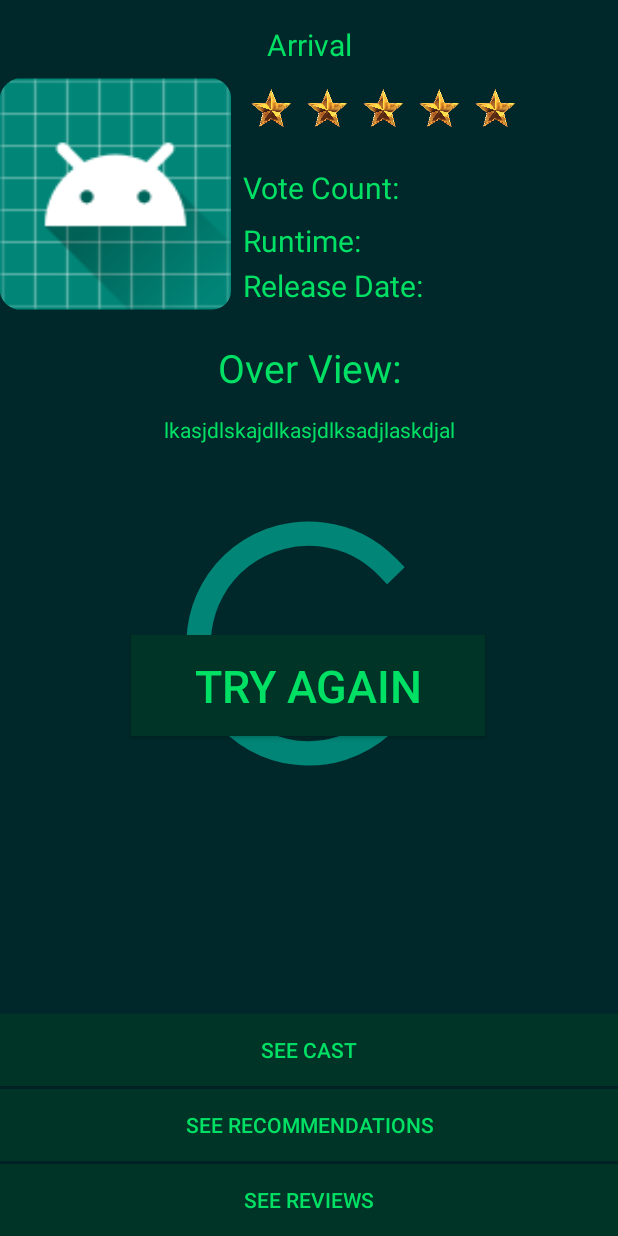
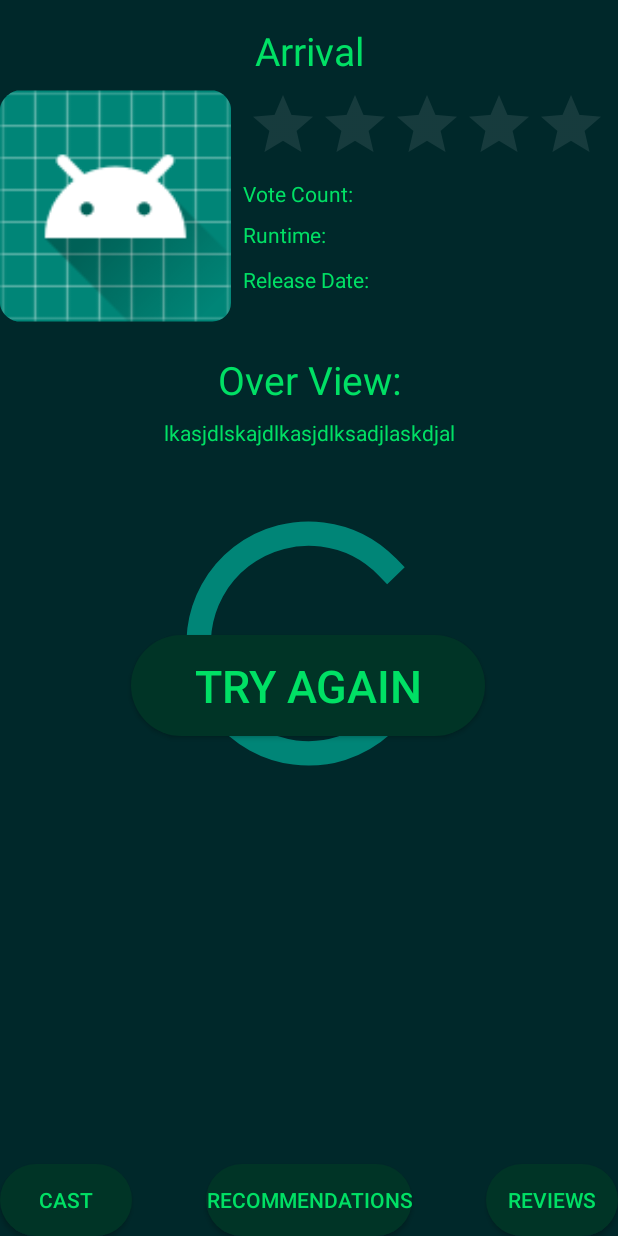
Before and after one commit to KhomDrake/IMDB-Android, an Android app: the layout activity_movie_detail.xml on its own in the app's theme, with its tools: preview values and no code run, on a phone screen of 412 x 824 dp. Run offline under Robolectric (Android 15) with nearby library versions, the phone set to English and light mode, and no system bars.

Commit message:
alterando design botões

```diff
--- a/app/src/main/java/com/example/imdb/network/themoviedb/ITheMovieDBAPI.kt
+++ b/app/src/main/java/com/example/imdb/network/themoviedb/ITheMovieDBAPI.kt
@@ -11,7 +11,7 @@ interface ITheMovieDBAPI {
 
 
     @GET("movie/now_playing")
-    fun getNowPlayingMovie(
+     fun getNowPlayingMovie(
         @Query("api_key") key: String,
         @Query("language") language: String,
         @Query("page") p: Int = 1
--- a/app/src/main/java/com/example/imdb/ui/movies/moviedetail/MovieDetailActivity.kt
+++ b/app/src/main/java/com/example/imdb/ui/movies/moviedetail/MovieDetailActivity.kt
@@ -5,10 +5,7 @@ import android.content.Context
 import android.content.Intent
 import android.os.Bundle
 import android.view.View
-import android.widget.Button
-import android.widget.ImageView
-import android.widget.ProgressBar
-import android.widget.TextView
+import android.widget.*
 import androidx.appcompat.app.AppCompatActivity;
 import androidx.core.content.ContextCompat
 import com.bumptech.glide.Glide
@@ -36,12 +33,11 @@ class MovieDetailActivity : AppCompatActivity() {
     private lateinit var tryAgain: Button
     private lateinit var overViewText: TextView
     private lateinit var titleText: String
+    private lateinit var ratingStars: RatingBar
     private var movieID: Int = -3000
 
     private val viewsDetailMovie: List<View>
-        get() = listOf(title, runtime, releaseDate, voteCount, overView, overViewText, recommendation, review, cast)
-
-    private lateinit var listOfStars: List<ImageView>
+        get() = listOf(title, runtime, releaseDate, voteCount, overView, overViewText, recommendation, review, cast, ratingStars)
 
     @SuppressLint("SetTextI18n")
     override fun onCreate(savedInstanceState: Bundle?) {
@@ -50,23 +46,22 @@ class MovieDetailActivity : AppCompatActivity() {
 
         progressBar = findViewById(R.id.loading)
         tryAgain = findViewById(R.id.again)
-        img = findViewById(R.id.postImg)
+        img = findViewById(R.id.posterImage)
         title = findViewById(R.id.movie_title)
         runtime = findViewById(R.id.runtime)
         releaseDate = findViewById(R.id.releasedate)
         overView = findViewById(R.id.overview)
-        voteCount = findViewById(R.id.votecount)
+        voteCount = findViewById(R.id.vote_count)
         recommendation = findViewById(R.id.recommendations)
+        ratingStars = findViewById(R.id.rateStars)
         review = findViewById(R.id.reviews)
         overViewText = findViewById(R.id.overview_text)
         cast = findViewById(R.id.cast)
 
-        listOfStars = listOf(findViewById(R.id.first_star), findViewById(R.id.second_star), findViewById(R.id.third_star),
-        findViewById(R.id.fourth_star), findViewById(R.id.fifth_star))
+        ratingStars.isEnabled = false
 
         tryAgain.becomeInvisible()
         viewsDetailMovie.forEach { it.becomeInvisible() }
-        listOfStars.forEach { it.becomeInvisible() }
 
         img.becomeVisible()
         progressBar.becomeVisible()
@@ -118,7 +113,7 @@ class MovieDetailActivity : AppCompatActivity() {
                     viewsDetailMovie.forEach { it.becomeVisible() }
 
                     val quantStars: Int = movieDetailViewController.getQuantityStars(it.voteAverage)
-                    for (i in 0 until quantStars) { listOfStars[i].becomeVisible() }
+                    ratingStars.rating = quantStars.toFloat()
 
                     titleText = it.title
 
--- /dev/null
+++ b/app/src/main/res/drawable/button2_movie_db.xml
@@ -0,0 +1,5 @@
+<?xml version="1.0" encoding="utf-8"?>
+<shape xmlns:android="http://schemas.android.com/apk/res/android">
+    <solid android:color="@color/imdb_background_text3" />
+    <corners android:radius="200dp" />
+</shape>
--- /dev/null
+++ b/app/src/main/res/drawable/button_movie_db.xml
@@ -0,0 +1,5 @@
+<?xml version="1.0" encoding="utf-8"?>
+<shape xmlns:android="http://schemas.android.com/apk/res/android">
+    <solid android:color="@color/imdb_background_text2" />
+    <corners android:radius="200dp" />
+</shape>
--- a/app/src/main/res/layout/activity_home_themoviedb.xml
+++ b/app/src/main/res/layout/activity_home_themoviedb.xml
@@ -36,7 +36,7 @@
     <Button
             android:text="@string/go_to_movie_button"
             android:textSize="16sp"
-            android:background="@color/imdb_background_text3"
+            android:background="@drawable/button2_movie_db"
             android:textColor="@color/imdb_text"
             android:layout_width="110dp"
             android:layout_height="wrap_content"
@@ -48,7 +48,7 @@
     <Button
             android:text="@string/go_to_tv_button"
             android:textSize="16sp"
-            android:background="@color/imdb_background_text3"
+            android:background="@drawable/button2_movie_db"
             android:textColor="@color/imdb_text"
             android:layout_width="110dp"
             android:layout_height="wrap_content"
--- a/app/src/main/res/layout/activity_main.xml
+++ b/app/src/main/res/layout/activity_main.xml
@@ -1,9 +1,11 @@
 <?xml version="1.0" encoding="utf-8"?>
-<androidx.constraintlayout.widget.ConstraintLayout xmlns:android="http://schemas.android.com/apk/res/android"
-              xmlns:app="http://schemas.android.com/apk/res-auto"
-                                                   xmlns:tools="http://schemas.android.com/tools" android:orientation="vertical" android:layout_height="match_parent"
-              android:layout_width="match_parent"
-              android:background="@drawable/background_screens">
+<androidx.constraintlayout.widget.ConstraintLayout
+        xmlns:android="http://schemas.android.com/apk/res/android"
+        xmlns:app="http://schemas.android.com/apk/res-auto"
+        android:orientation="vertical"
+        android:layout_height="match_parent"
+        android:layout_width="match_parent"
+        android:background="@drawable/background_screens">
     <ImageView
             android:layout_width="224dp"
             android:layout_height="153dp"
@@ -23,7 +25,7 @@
             android:layout_width="353dp"
             android:layout_height="61dp"
             android:textSize="32sp"
-            android:background="@color/imdb_background_text2"
+            android:background="@drawable/button_movie_db"
             android:textColor="@color/imdb_text"
             android:id="@+id/login"
             app:layout_constraintEnd_toEndOf="parent"
@@ -38,7 +40,7 @@
             android:layout_width="353dp"
             android:layout_height="64dp"
             android:textSize="32sp"
-            android:background="@color/imdb_background_text2"
+            android:background="@drawable/button_movie_db"
             android:textColor="@color/imdb_text"
             android:id="@+id/guest"
             app:layout_constraintEnd_toEndOf="parent"
--- a/app/src/main/res/layout/activity_movie_detail.xml
+++ b/app/src/main/res/layout/activity_movie_detail.xml
@@ -12,7 +12,7 @@
             android:layout_width="match_parent"
             android:textColor="@color/imdb_text"
             android:textAlignment="center"
-            android:textSize="20sp"
+            android:textSize="@dimen/size_title_home_movies"
             android:layout_height="wrap_content"
             android:id="@+id/movie_title"
             app:layout_constraintTop_toTopOf="parent"
@@ -39,9 +39,25 @@
                  app:layout_constraintVertical_bias="0.18"
                  app:layout_constraintHorizontal_bias="0.495"/>
 
+    <RatingBar
+            android:id="@+id/rateStars"
+            android:layout_width="239dp"
+            android:layout_height="48dp"
+            android:rating="0"
+            android:numStars="5"
+            android:stepSize="1"
+             android:layout_marginEnd="24dp"
+            app:layout_constraintEnd_toEndOf="parent"
+            app:layout_constraintStart_toEndOf="@+id/posterImage"
+            android:layout_marginStart="24dp"
+            app:layout_constraintHorizontal_bias="0.466"
+            android:theme="@style/RatingBarMovie"
+            app:layout_constraintTop_toBottomOf="@+id/movie_title"
+            android:layout_marginTop="8dp"/>
+
     <ImageView android:layout_width="154dp"
                android:layout_height="156dp"
-               android:id="@+id/postImg"
+               android:id="@+id/posterImage"
                app:srcCompat="@mipmap/ic_launcher"
                android:transitionName="@string/image_movie"
                android:layout_marginTop="8dp"
@@ -52,45 +68,45 @@
                app:layout_constraintHorizontal_bias="0.0"
                android:contentDescription="@string/image_movie"/>
 
+    <TextView
+            android:layout_width="wrap_content"
+            android:layout_height="wrap_content"
+            android:text="@string/vote_count"
+            android:id="@+id/vote_count"
+            android:textSize="@dimen/the_movie_db_text_small"
+            android:textColor="@color/imdb_text"
+            app:layout_constraintStart_toEndOf="@+id/posterImage"
+            android:layout_marginStart="8dp"
+            android:layout_marginTop="68dp"
+            app:layout_constraintTop_toBottomOf="@+id/movie_title"/>
+
     <TextView android:layout_width="wrap_content"
               android:layout_height="22dp"
               android:text="@string/runtime"
               android:textColor="@color/imdb_text"
-              android:textSize="20sp"
+              android:textSize="@dimen/the_movie_db_text_small"
               android:id="@+id/runtime"
               android:layout_marginTop="8dp"
-              app:layout_constraintTop_toBottomOf="@+id/votecount"
-              app:layout_constraintStart_toEndOf="@+id/postImg"
+              app:layout_constraintTop_toBottomOf="@+id/vote_count"
+              app:layout_constraintStart_toEndOf="@+id/posterImage"
               android:layout_marginStart="8dp"/>
 
     <TextView android:layout_width="wrap_content"
               android:layout_height="wrap_content"
-              android:textSize="20sp"
+              android:textSize="@dimen/the_movie_db_text_small"
               android:textColor="@color/imdb_text"
               android:text="@string/release_date"
               android:id="@+id/releasedate"
               android:layout_marginTop="8dp"
               app:layout_constraintTop_toBottomOf="@+id/runtime"
-              app:layout_constraintStart_toEndOf="@+id/postImg"
+              app:layout_constraintStart_toEndOf="@+id/posterImage"
               android:layout_marginStart="8dp"/>
-
-    <TextView
-            android:layout_width="wrap_content"
-            android:layout_height="wrap_content"
-            android:text="@string/vote_count"
-            android:id="@+id/votecount"
-            android:textSize="20sp"
-            android:textColor="@color/imdb_text"
-            app:layout_constraintStart_toEndOf="@+id/postImg"
-            android:layout_marginStart="8dp"
-            android:layout_marginTop="68dp"
-            app:layout_constraintTop_toBottomOf="@+id/movie_title"/>
 
     <Button android:layout_width="236dp"
             android:layout_height="67dp"
             android:text="@string/try_again"
             android:id="@+id/again"
-            android:background="@color/imdb_background_text3"
+            android:background="@drawable/button2_movie_db"
             android:textColor="@color/imdb_text"
             android:textSize="30sp"
             app:layout_constraintEnd_toEndOf="parent"
@@ -104,67 +120,16 @@
             app:layout_constraintHorizontal_bias="0.496"
             app:layout_constraintVertical_bias="0.561"/>
 
-    <ImageView
-            android:layout_width="37dp"
-            android:layout_height="42dp"
-            app:srcCompat="@drawable/movie_score"
-            android:id="@+id/first_star"
-            android:contentDescription="@string/starscore"
-            app:layout_constraintStart_toEndOf="@+id/postImg"
-            android:layout_marginTop="8dp"
-            app:layout_constraintTop_toBottomOf="@+id/movie_title"
-            android:layout_marginStart="8dp"/>
-
-    <ImageView
-            android:layout_width="37dp"
-            android:layout_height="42dp"
-            app:srcCompat="@drawable/movie_score"
-            android:id="@+id/second_star"
-            android:contentDescription="@string/starscore"
-            app:layout_constraintStart_toEndOf="@+id/first_star"
-            android:layout_marginTop="8dp"
-            app:layout_constraintTop_toBottomOf="@+id/movie_title"/>
-
-    <ImageView
-            android:layout_width="37dp"
-            android:layout_height="42dp"
-            app:srcCompat="@drawable/movie_score"
-            android:id="@+id/third_star"
-            android:contentDescription="@string/starscore"
-            app:layout_constraintStart_toEndOf="@+id/second_star"
-            android:layout_marginTop="8dp"
-            app:layout_constraintTop_toBottomOf="@+id/movie_title"/>
-
-    <ImageView
-            android:layout_width="37dp"
-            android:layout_height="42dp"
-            android:contentDescription="@string/starscore"
-            app:srcCompat="@drawable/movie_score"
-            android:id="@+id/fourth_star"
-            app:layout_constraintStart_toEndOf="@+id/third_star"
-            android:layout_marginTop="8dp"
-            app:layout_constraintTop_toBottomOf="@+id/movie_title"/>
-
-    <ImageView
-            android:layout_width="37dp"
-            android:layout_height="42dp"
-            app:srcCompat="@drawable/movie_score"
-            android:id="@+id/fifth_star"
-            android:contentDescription="@string/starscore"
-            app:layout_constraintStart_toEndOf="@+id/fourth_star"
-            android:layout_marginTop="8dp"
-            app:layout_constraintTop_toBottomOf="@+id/movie_title"/>
-
     <TextView
-            android:layout_width="150dp"
-            android:layout_height="41dp"
+            android:layout_width="match_parent"
+            android:layout_height="0dp"
             android:textColor="@color/imdb_text"
             android:text="@string/over_view"
             android:textSize="@dimen/size_title_home_movies"
             android:textAlignment="center"
             android:id="@+id/overview"
             android:layout_marginTop="20dp"
-            app:layout_constraintTop_toBottomOf="@+id/postImg"
+            app:layout_constraintTop_toBottomOf="@+id/posterImage"
             android:layout_marginStart="8dp"
             app:layout_constraintStart_toStartOf="parent"
             android:layout_marginEnd="8dp"
@@ -186,33 +151,36 @@
             app:layout_constraintEnd_toEndOf="parent"/>
 
     <Button
-            android:layout_width="match_parent"
+            android:layout_width="wrap_content"
             android:layout_height="wrap_content"
             android:id="@+id/cast"
             android:text="@string/see_cast"
-            android:background="@color/imdb_background_text3"
+            android:background="@drawable/button2_movie_db"
             android:textColor="@color/imdb_text"
-            app:layout_constraintBottom_toTopOf="@+id/recommendations"
-            app:layout_constraintEnd_toEndOf="parent"
-            app:layout_constraintStart_toStartOf="parent" android:layout_marginBottom="2dp"/>
+            app:layout_constraintStart_toStartOf="parent"
+            app:layout_constraintBottom_toBottomOf="parent"/>
 
     <Button
-            android:layout_width="match_parent"
+            android:layout_width="wrap_content"
             android:layout_height="wrap_content"
             android:id="@+id/reviews"
             android:text="@string/see_reviews"
-            android:background="@color/imdb_background_text3"
+            android:background="@drawable/button2_movie_db"
             android:textColor="@color/imdb_text"
-            app:layout_constraintStart_toStartOf="parent"
-            app:layout_constraintBottom_toBottomOf="parent"/>
+            app:layout_constraintBottom_toBottomOf="parent"
+            app:layout_constraintEnd_toEndOf="parent"/>
+
     <Button
-            android:layout_width="match_parent"
+            android:layout_width="wrap_content"
             android:layout_height="wrap_content"
             android:id="@+id/recommendations"
             android:text="@string/see_recommendations"
-            android:background="@color/imdb_background_text3"
+            android:background="@drawable/button2_movie_db"
             android:textColor="@color/imdb_text"
-            app:layout_constraintEnd_toEndOf="parent"
-            app:layout_constraintBottom_toTopOf="@+id/reviews" android:layout_marginBottom="2dp"/>
+            app:layout_constraintBottom_toBottomOf="parent"
+            android:layout_marginEnd="8dp"
+            app:layout_constraintEnd_toStartOf="@+id/reviews"
+            app:layout_constraintStart_toEndOf="@+id/cast"
+            android:layout_marginStart="8dp"/>
 
 </androidx.constraintlayout.widget.ConstraintLayout>
--- a/app/src/main/res/layout/activity_review.xml
+++ b/app/src/main/res/layout/activity_review.xml
@@ -72,7 +72,7 @@
             android:layout_height="58dp"
             android:text="@string/try_again"
             android:textSize="@dimen/size_title_home_movies"
-            android:background="@color/imdb_background_text3"
+            android:background="@drawable/button2_movie_db"
             android:textColor="@color/imdb_text"
             app:layout_constraintEnd_toEndOf="parent"
             android:id="@+id/again"
--- a/app/src/main/res/layout/information_cast.xml
+++ b/app/src/main/res/layout/information_cast.xml
@@ -44,7 +44,7 @@
             android:layout_height="89dp"
             android:text="@string/try_again"
             android:textColor="@color/imdb_text"
-            android:background="@color/imdb_background_text3"
+            android:background="@drawable/button2_movie_db"
             app:layout_constraintEnd_toEndOf="parent"
             android:id="@+id/again"
             android:textSize="30sp"
--- a/app/src/main/res/layout/information_movies.xml
+++ b/app/src/main/res/layout/information_movies.xml
@@ -38,7 +38,7 @@
             android:layout_height="89dp"
             android:text="@string/try_again"
             android:textColor="@color/imdb_text"
-            android:background="@color/imdb_background_text3"
+            android:background="@drawable/button2_movie_db"
             app:layout_constraintEnd_toEndOf="parent"
             android:id="@+id/again"
             android:textSize="30sp"
--- a/app/src/main/res/values/dimens.xml
+++ b/app/src/main/res/values/dimens.xml
@@ -1,4 +1,6 @@
 <resources>
     <dimen name="fab_margin">16dp</dimen>
     <dimen name="size_title_home_movies">26sp</dimen>
+    <dimen name="medium_text">16sp</dimen>
+    <dimen name="the_movie_db_text_small">14sp</dimen>
 </resources>
--- a/app/src/main/res/values/strings.xml
+++ b/app/src/main/res/values/strings.xml
@@ -9,8 +9,9 @@
     <string name="vote_count">Vote Count:</string>
     <string name="over_view">Over View:</string>
     <string name="see_lists_where_it_appears">See Lists Where It Appears</string>
-    <string name="see_recommendations">See Recommendations</string>
-    <string name="see_reviews">See Reviews</string>
+    <string name="see_recommendations">Recommendations</string>
+    <string name="see_reviews">Reviews</string>
+    <string name="see_cast">Cast</string>
     <string name="recommendation_text">Recommendations</string>
     <string name="movie_review">Movie Review</string>
     <string name="image_movie">image_movie</string>
@@ -30,7 +31,6 @@
     <string name="starscore">StarScore</string>
     <string name="castMovie">Cast</string>
     <string name="image_cast">ImageCast</string>
-    <string name="see_cast">See Cast</string>
     <string name="no_reviews">No Reviews</string>
     <string name="no_recommendation">No Recommendation</string>
     <string name="poster_img">poster_img</string>
--- a/app/src/main/res/values/styles.xml
+++ b/app/src/main/res/values/styles.xml
@@ -6,4 +6,9 @@
         <item name="colorPrimaryDark">@color/imdb</item>
         <item name="colorAccent">@color/colorAccent</item>
     </style>
+
+    <style name="RatingBarMovie" parent="Theme.AppCompat">
+        <item name="colorControlNormal">#4Dfcfcfc</item>
+        <item name="colorControlActivated">#00cc96</item>
+    </style>
 </resources>
```
